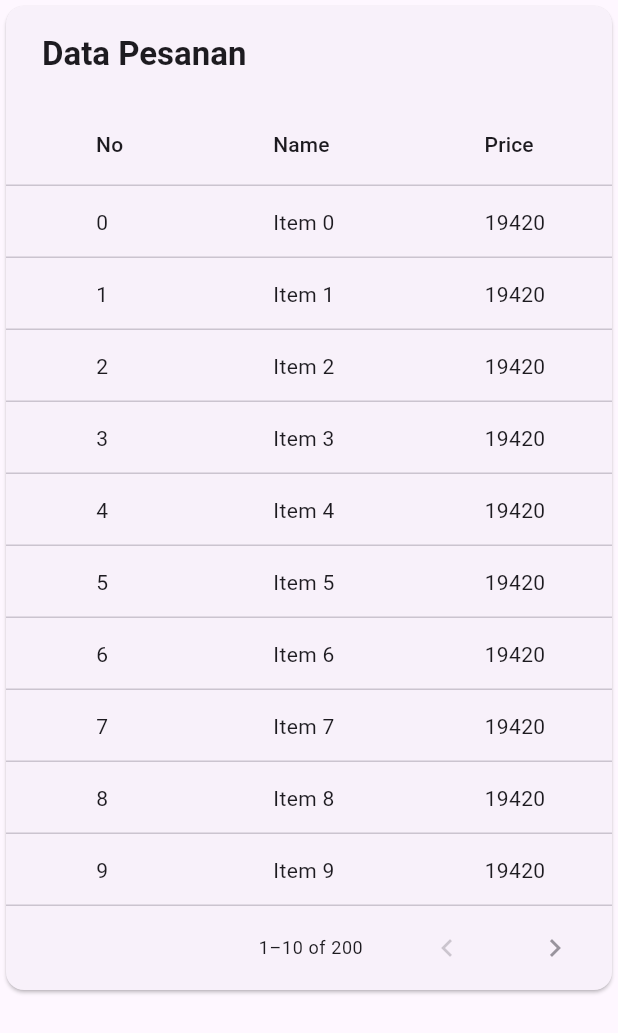
After one commit to andes2912/Buku-Laundry-App, a Flutter app: the PesananPage screen opened directly, on a phone screen of 412 x 824 dp. The commit adds this screen. Shown: the top 1033 px of the screen. Run offline on Flutter 3.47's test engine with Material 2 defaults, Android fonts, the phone set to English and light mode, and no system bars; our stand-ins replace convex_bottom_bar, email_validator, get, shared_preferences, syncfusion_flutter_charts; accounts and stored records are empty.

Commit message:
Page Pesanan

```diff
--- a/lib/pages/login_page.dart
+++ b/lib/pages/auth/login_page.dart
@@ -5,7 +5,7 @@ import 'package:email_validator/email_validator.dart';
 import 'package:flutter/material.dart';
 import 'package:http/http.dart' as http;
 import 'package:shared_preferences/shared_preferences.dart';
-import 'package:bukulaundry/pages/home_page.dart';
+import 'package:bukulaundry/pages/home/home_page.dart';
 
 class PageLogin extends StatefulWidget {
   const PageLogin({Key? key}) : super(key: key);
--- a/lib/pages/home_page.dart
+++ b/lib/pages/home/home_page.dart
@@ -2,15 +2,16 @@
 
 import 'package:bukulaundry/constant/colors.dart';
 import 'package:bukulaundry/models/user_model.dart';
-import 'package:bukulaundry/pages/dashboard_page.dart';
-import 'package:bukulaundry/pages/location_page.dart';
+import 'package:bukulaundry/network/api.dart';
+import 'package:bukulaundry/pages/home/dashboard_page.dart';
+import 'package:bukulaundry/pages/customer/customer_page.dart';
 import 'package:bukulaundry/pages/message_page.dart';
-import 'package:bukulaundry/pages/notification_page.dart';
-import 'package:bukulaundry/pages/profile_page.dart';
+import 'package:bukulaundry/pages/pesanan/pesanan_page.dart';
+import 'package:bukulaundry/pages/profile/profile_page.dart';
 import 'package:bukulaundry/services/user_service.dart';
 import 'package:flutter/material.dart';
 import 'package:shared_preferences/shared_preferences.dart';
-import 'package:bukulaundry/pages/login_page.dart';
+import 'package:bukulaundry/pages/auth/login_page.dart';
 import 'package:convex_bottom_bar/convex_bottom_bar.dart';
 
 class HomePage extends StatefulWidget {
@@ -26,13 +27,11 @@ class _HomePageState extends State<HomePage> {
   int selectedpage = 0;
   final _pageNo = [
     DashboardPage(),
-    NotificationPage(),
-    LocationPage(),
+    PesananPage(),
+    CustomerPage(),
     MessagesPage(),
     ProfilePage()
   ];
-
-  var url = 'https://andridesmana.vercel.app/images/me.jpeg';
 
   @override
   void initState() {
@@ -66,7 +65,7 @@ class _HomePageState extends State<HomePage> {
         appBar: AppBar(
           backgroundColor: appBlueSoft.withOpacity(0.4),
           leading: CircleAvatar(
-            backgroundImage: NetworkImage(url),
+            backgroundImage: NetworkImage(ApiService().profileUrl()),
             backgroundColor: Colors.greenAccent,
           ),
           leadingWidth: 40,
@@ -108,9 +107,9 @@ class _HomePageState extends State<HomePage> {
           activeColor: appBlack.withOpacity(0.5),
           items: const [
             TabItem(icon: Icons.home, title: 'Home'),
-            TabItem(icon: Icons.monetization_on_outlined, title: 'Pesanan'),
+            TabItem(icon: Icons.shopping_cart, title: 'Pesanan'),
             TabItem(icon: Icons.people_alt_outlined, title: 'Customer'),
-            TabItem(icon: Icons.message, title: 'Pesan'),
+            TabItem(icon: Icons.attach_money, title: 'Finance'),
             TabItem(icon: Icons.person, title: 'Profile'),
           ],
           initialActiveIndex: selectedpage,
--- /dev/null
+++ b/lib/pages/pesanan/pesanan_page.dart
@@ -0,0 +1,70 @@
+// ignore_for_file: prefer_const_constructors, prefer_const_literals_to_create_immutables
+
+import 'dart:math';
+
+import 'package:flutter/material.dart';
+
+class PesananPage extends StatefulWidget {
+  const PesananPage({Key? key}) : super(key: key);
+
+  @override
+  State<PesananPage> createState() => _PesananPageState();
+}
+
+class _PesananPageState extends State<PesananPage> {
+  final DataTableSource _data = MyData();
+
+  @override
+  Widget build(BuildContext context) {
+    return Scaffold(
+      body: SingleChildScrollView(
+        child: Column(
+          children: [
+            PaginatedDataTable(
+              source: _data,
+              columns: [
+                DataColumn(label: Text('No')),
+                DataColumn(label: Text('Name')),
+                DataColumn(label: Text('Price')),
+              ],
+              header: Text(
+                "Data Pesanan",
+                style: TextStyle(fontWeight: FontWeight.bold),
+              ),
+              columnSpacing: 100,
+              horizontalMargin: 60,
+            ),
+          ],
+        ),
+      ),
+    );
+  }
+}
+
+class MyData extends DataTableSource {
+  final List<Map<String, dynamic>> _data = List.generate(
+    200,
+    (index) => {
+      "id": index,
+      "name": "Item $index",
+      "price": Random().nextInt(100000),
+    },
+  );
+  @override
+  DataRow? getRow(int index) {
+    return DataRow(cells: [
+      DataCell(Text(_data[index]['id'].toString())),
+      DataCell(Text(_data[index]['name'])),
+      DataCell(Text(_data[index]['price'].toString())),
+    ]);
+  }
+
+  @override
+  bool get isRowCountApproximate => false;
+
+  @override
+  int get rowCount => _data.length;
+
+  @override
+  int get selectedRowCount => 0;
+}
--- a/lib/pages/splash_page.dart
+++ b/lib/pages/splash_page.dart
@@ -1,5 +1,5 @@
 import 'dart:async';
-import 'package:bukulaundry/pages/login_page.dart';
+import 'package:bukulaundry/pages/auth/login_page.dart';
 import 'package:flutter/material.dart';
 
 class SplashScreen extends StatefulWidget {
--- a/lib/services/user_service.dart
+++ b/lib/services/user_service.dart
@@ -1,4 +1,5 @@
 import 'dart:convert';
+import 'package:bukulaundry/network/api.dart';
 import 'package:http/http.dart' as http;
 
 import 'package:bukulaundry/models/user_model.dart';
@@ -10,7 +11,7 @@ class UserService {
     final token = prefs.getString("token");
 
     final response = await http.get(
-      Uri.parse('http://127.0.0.1:3001/api/profile'),
+      Uri.parse(ApiService().baseUrl() + 'profile'),
       headers: {
         'Authorization': 'Bearer $token',
       },
```
Also changed, not shown: lib/network/api.dart (added, +11 -0 lines), lib/pages/customer/customer_page.dart (added, +10 -0 lines), lib/pages/location_page.dart (deleted, +0 -10 lines), lib/pages/notification_page.dart (deleted, +0 -10 lines), lib/pages/home/dashboard_page.dart (renamed from lib/pages/dashboard_page.dart), lib/pages/profile/profile_page.dart (renamed from lib/pages/profile_page.dart).
